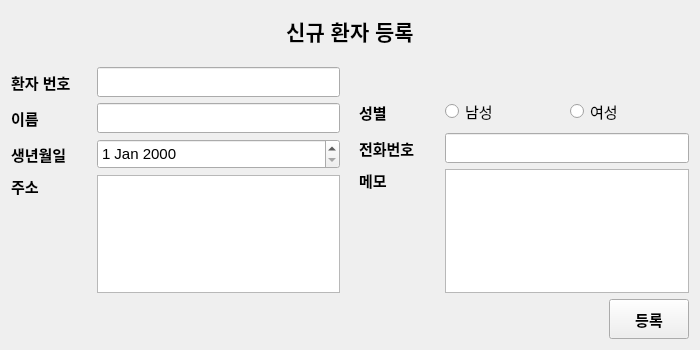
This is pms/PatientManagementSW/enrollmanager.ui in KimYooseon/FinalProject as Qt 5 draws it before an edit. The edited form follows.
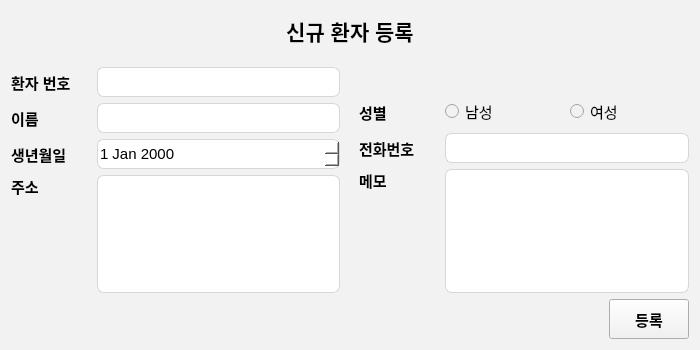
This is the edited form.

The edit to the form file:
```diff
--- a/pms/PatientManagementSW/enrollmanager.ui
+++ b/pms/PatientManagementSW/enrollmanager.ui
@@ -25,6 +25,9 @@
   <property name="windowTitle">
    <string>Form</string>
   </property>
+  <property name="styleSheet">
+   <string notr="true">background-color: rgb(242, 242, 242);</string>
+  </property>
   <layout class="QGridLayout" name="gridLayout_2">
    <item row="0" column="0">
     <layout class="QVBoxLayout" name="verticalLayout_3">
@@ -106,6 +109,11 @@
              <pointsize>11</pointsize>
             </font>
            </property>
+           <property name="styleSheet">
+            <string notr="true">background-color: rgb(255, 255, 255);
+border: 1px solid rgba(190, 190, 190, 150);
+border-radius:7px;</string>
+           </property>
            <property name="readOnly">
             <bool>true</bool>
            </property>
@@ -162,6 +170,11 @@
              <pointsize>11</pointsize>
             </font>
            </property>
+           <property name="styleSheet">
+            <string notr="true">background-color: rgb(255, 255, 255);
+border: 1px solid rgba(190, 190, 190, 150);
+border-radius:7px;</string>
+           </property>
           </widget>
          </item>
          <item row="3" column="0">
@@ -218,6 +231,11 @@
              <pointsize>11</pointsize>
             </font>
            </property>
+           <property name="styleSheet">
+            <string notr="true">background-color: rgb(255, 255, 255);
+border: 1px solid rgba(190, 190, 190, 150);
+border-radius:7px;</string>
+           </property>
           </widget>
          </item>
          <item row="3" column="1">
@@ -227,6 +245,11 @@
              <pointsize>11</pointsize>
             </font>
            </property>
+           <property name="styleSheet">
+            <string notr="true">background-color: rgb(255, 255, 255);
+border: 1px solid rgba(190, 190, 190, 150);
+border-radius:7px;</string>
+           </property>
           </widget>
          </item>
         </layout>
@@ -358,6 +381,11 @@
                <pointsize>11</pointsize>
               </font>
              </property>
+             <property name="styleSheet">
+              <string notr="true">background-color: rgb(255, 255, 255);
+border: 1px solid rgba(190, 190, 190, 150);
+border-radius:7px;</string>
+             </property>
             </widget>
            </item>
           </layout>
@@ -399,6 +427,11 @@
                <pointsize>11</pointsize>
               </font>
              </property>
+             <property name="styleSheet">
+              <string notr="true">background-color: rgb(255, 255, 255);
+border: 1px solid rgba(190, 190, 190, 150);
+border-radius:7px;</string>
+             </property>
             </widget>
            </item>
           </layout>
```
